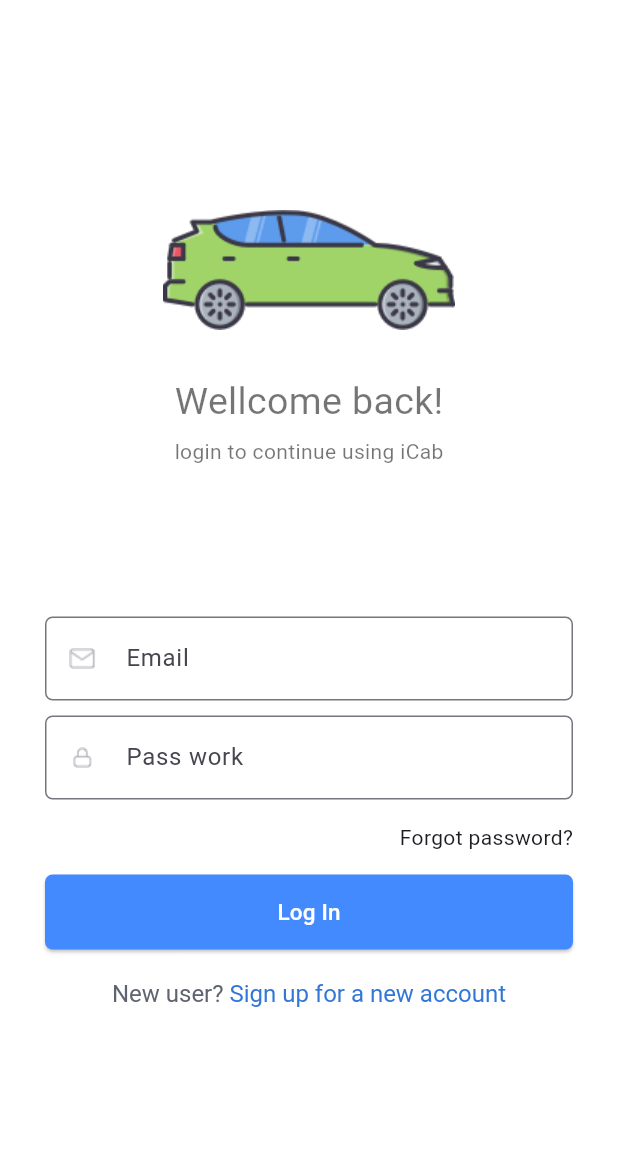
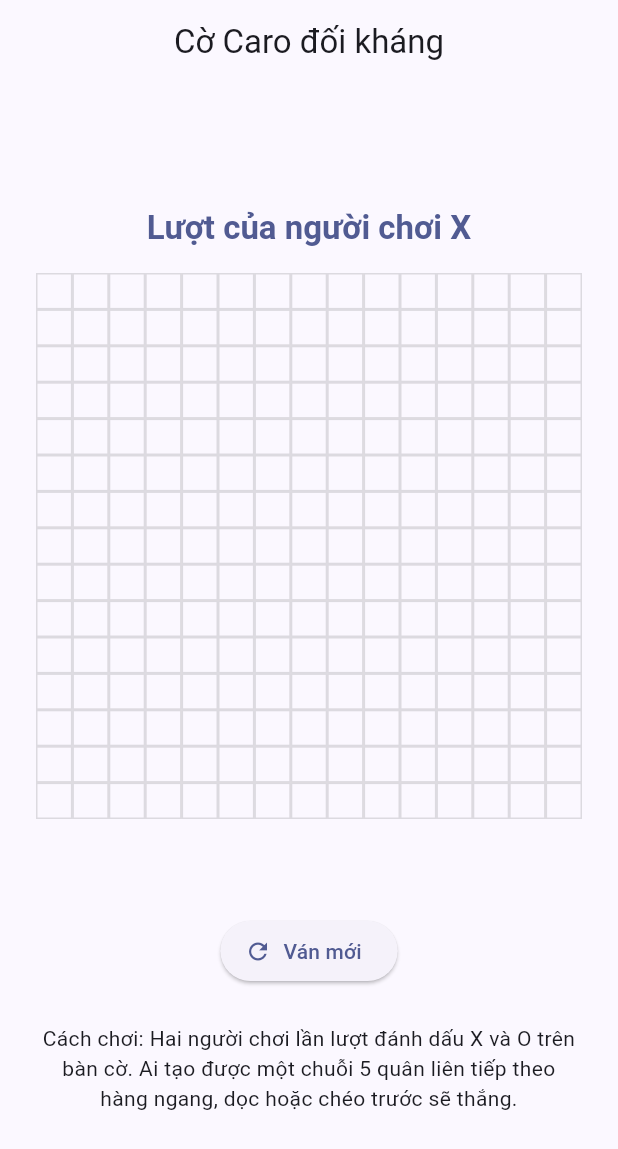
Before and after one commit to anhdailaso/taxiapp, a Flutter app: the screen it shows after launch, on a phone screen of 412 x 824 dp. Shown: the top 1149 px of the screen. Run offline on Flutter 3.47's test engine with Material 3 defaults, Android fonts, the phone set to English and light mode, and no system bars; our stand-ins replace firebase_auth, firebase_core, firebase_database, google_maps_flutter; accounts and stored records are empty.

Commit message:
Create Gomoku two-player web experience

```diff
--- /dev/null
+++ b/flutter_taxiapp/lib/gomoku_game.dart
@@ -0,0 +1,263 @@
+import 'package:flutter/material.dart';
+
+enum Player { x, o }
+
+class BoardPosition {
+  const BoardPosition(this.row, this.col);
+
+  final int row;
+  final int col;
+}
+
+class GomokuGame extends StatefulWidget {
+  const GomokuGame({super.key});
+
+  @override
+  State<GomokuGame> createState() => _GomokuGameState();
+}
+
+class _GomokuGameState extends State<GomokuGame> {
+  static const int _boardSize = 15;
+
+  late List<List<Player?>> _board;
+  late bool _xTurn;
+  Player? _winner;
+  bool _isDraw = false;
+  BoardPosition? _lastMove;
+
+  @override
+  void initState() {
+    super.initState();
+    _initializeBoard();
+  }
+
+  void _initializeBoard() {
+    _board = List<List<Player?>>.generate(
+      _boardSize,
+      (_) => List<Player?>.filled(_boardSize, null, growable: false),
+      growable: false,
+    );
+    _xTurn = true;
+    _winner = null;
+    _isDraw = false;
+    _lastMove = null;
+  }
+
+  void _resetGame() {
+    setState(_initializeBoard);
+  }
+
+  void _handleTap(int row, int col) {
+    if (_winner != null || _isDraw || _board[row][col] != null) {
+      return;
+    }
+
+    final currentPlayer = _xTurn ? Player.x : Player.o;
+
+    setState(() {
+      _board[row][col] = currentPlayer;
+      _lastMove = BoardPosition(row, col);
+
+      if (_hasPlayerWon(row, col, currentPlayer)) {
+        _winner = currentPlayer;
+      } else if (_isBoardFull()) {
+        _isDraw = true;
+      } else {
+        _xTurn = !_xTurn;
+      }
+    });
+  }
+
+  bool _isBoardFull() {
+    for (final row in _board) {
+      for (final cell in row) {
+        if (cell == null) {
+          return false;
+        }
+      }
+    }
+    return true;
+  }
+
+  bool _hasPlayerWon(int row, int col, Player player) {
+    const directions = <(int, int)>[
+      (0, 1),
+      (1, 0),
+      (1, 1),
+      (1, -1),
+    ];
+
+    for (final (dRow, dCol) in directions) {
+      final count = 1 +
+          _countConsecutive(row, col, dRow, dCol, player) +
+          _countConsecutive(row, col, -dRow, -dCol, player);
+      if (count >= 5) {
+        return true;
+      }
+    }
+    return false;
+  }
+
+  int _countConsecutive(
+    int row,
+    int col,
+    int dRow,
+    int dCol,
+    Player player,
+  ) {
+    int r = row + dRow;
+    int c = col + dCol;
+    int count = 0;
+
+    while (_isInsideBoard(r, c) && _board[r][c] == player) {
+      count += 1;
+      r += dRow;
+      c += dCol;
+    }
+
+    return count;
+  }
+
+  bool _isInsideBoard(int row, int col) {
+    return row >= 0 &&
+        row < _boardSize &&
+        col >= 0 &&
+        col < _boardSize;
+  }
+
+  String get _statusMessage {
+    if (_winner != null) {
+      final playerLabel = _winner == Player.x ? 'X' : 'O';
+      return 'Người chơi $playerLabel chiến thắng!';
+    }
+    if (_isDraw) {
+      return 'Ván đấu hòa!';
+    }
+    final currentPlayerLabel = _xTurn ? 'X' : 'O';
+    return 'Lượt của người chơi $currentPlayerLabel';
+  }
+
+  @override
+  Widget build(BuildContext context) {
+    final theme = Theme.of(context);
+
+    return LayoutBuilder(
+      builder: (context, constraints) {
+        final boardSize = constraints.biggest.shortestSide;
+
+        return Center(
+          child: SingleChildScrollView(
+            padding: const EdgeInsets.all(24),
+            child: ConstrainedBox(
+              constraints: const BoxConstraints(maxWidth: 720),
+              child: Column(
+                mainAxisSize: MainAxisSize.min,
+                crossAxisAlignment: CrossAxisAlignment.stretch,
+                children: [
+                  Text(
+                    _statusMessage,
+                    textAlign: TextAlign.center,
+                    style: theme.textTheme.titleLarge?.copyWith(
+                      color: theme.colorScheme.primary,
+                      fontWeight: FontWeight.bold,
+                    ),
+                  ),
+                  const SizedBox(height: 16),
+                  Center(
+                    child: SizedBox(
+                      width: boardSize,
+                      height: boardSize,
+                      child: _buildBoard(),
+                    ),
+                  ),
+                  const SizedBox(height: 16),
+                  Wrap(
+                    alignment: WrapAlignment.center,
+                    spacing: 12,
+                    runSpacing: 12,
+                    children: [
+                      ElevatedButton.icon(
+                        onPressed: _resetGame,
+                        icon: const Icon(Icons.refresh),
+                        label: const Text('Ván mới'),
+                      ),
+                      if (_winner != null || _isDraw)
+                        FilledButton.tonalIcon(
+                          onPressed: _resetGame,
+                          icon: const Icon(Icons.replay_circle_filled),
+                          label: const Text('Chơi lại'),
+                        ),
+                    ],
+                  ),
+                  const SizedBox(height: 24),
+                  Text(
+                    'Cách chơi: Hai người chơi lần lượt đánh dấu X và O trên bàn cờ. '
+                    'Ai tạo được một chuỗi 5 quân liên tiếp theo hàng ngang, dọc hoặc chéo trước sẽ thắng.',
+                    textAlign: TextAlign.center,
+                    style: theme.textTheme.bodyMedium,
+                  ),
+                ],
+              ),
+            ),
+          ),
+        );
+      },
+    );
+  }
+
+  Widget _buildBoard() {
+    return AspectRatio(
+      aspectRatio: 1,
+      child: GridView.builder(
+        physics: const NeverScrollableScrollPhysics(),
+        gridDelegate: const SliverGridDelegateWithFixedCrossAxisCount(
+          crossAxisCount: _boardSize,
+        ),
+        itemCount: _boardSize * _boardSize,
+        itemBuilder: (context, index) {
+          final row = index ~/ _boardSize;
+          final col = index % _boardSize;
+          final player = _board[row][col];
+          final isLastMove =
+              _lastMove != null && _lastMove!.row == row && _lastMove!.col == col;
+
+          return InkWell(
+            onTap: () => _handleTap(row, col),
+            child: Container(
+              decoration: BoxDecoration(
+                border: Border.all(color: Colors.black12),
+                color: isLastMove
+                    ? Theme.of(context)
+                        .colorScheme
+                        .secondaryContainer
+                        .withOpacity(0.6)
+                    : Colors.transparent,
+              ),
+              child: Center(
+                child: AnimatedDefaultTextStyle(
+                  duration: const Duration(milliseconds: 150),
+                  style: TextStyle(
+                    fontSize: 20,
+                    fontWeight: FontWeight.bold,
+                    color: player == Player.x
+                        ? Colors.indigo
+                        : player == Player.o
+                            ? Colors.deepOrange
+                            : Colors.transparent,
+                  ),
+                  child: Text(
+                    player == null
+                        ? ''
+                        : player == Player.x
+                            ? 'X'
+                            : 'O',
+                  ),
+                ),
+              ),
+            ),
+          );
+        },
+      ),
+    );
+  }
+}
--- a/flutter_taxiapp/lib/main.dart
+++ b/flutter_taxiapp/lib/main.dart
@@ -1,18 +1,40 @@
-import 'package:firebase_core/firebase_core.dart';
 import 'package:flutter/material.dart';
-import 'package:flutter_taxiapp/src/app.dart';
-import 'package:flutter_taxiapp/src/bloc/auth_boc.dart';
-import 'package:flutter_taxiapp/src/resources/home_page.dart';
-import 'package:flutter_taxiapp/src/resources/login_page.dart';
-import 'package:flutter_taxiapp/src/resources/ride_picker_page.dart';
+import 'package:flutter_taxiapp/gomoku_game.dart';
 
-Future<void> main(List<String> args) async {
-  WidgetsFlutterBinding.ensureInitialized();
-  await Firebase.initializeApp();
-  runApp(MyApp(
-      new AuthBloc(),
-      MaterialApp(
-        debugShowCheckedModeBanner: false,
-        home: LoginPage(),
-      )));
+void main() {
+  runApp(const GomokuApp());
 }
+
+class GomokuApp extends StatelessWidget {
+  const GomokuApp({super.key});
+
+  @override
+  Widget build(BuildContext context) {
+    return MaterialApp(
+      title: 'Cờ Caro đối kháng',
+      debugShowCheckedModeBanner: false,
+      theme: ThemeData(
+        colorScheme: ColorScheme.fromSeed(seedColor: Colors.indigo),
+        useMaterial3: true,
+      ),
+      home: const GomokuHomePage(),
+    );
+  }
+}
+
+class GomokuHomePage extends StatelessWidget {
+  const GomokuHomePage({super.key});
+
+  @override
+  Widget build(BuildContext context) {
+    return Scaffold(
+      appBar: AppBar(
+        title: const Text('Cờ Caro đối kháng'),
+        centerTitle: true,
+      ),
+      body: const SafeArea(
+        child: GomokuGame(),
+      ),
+    );
+  }
+}
```
